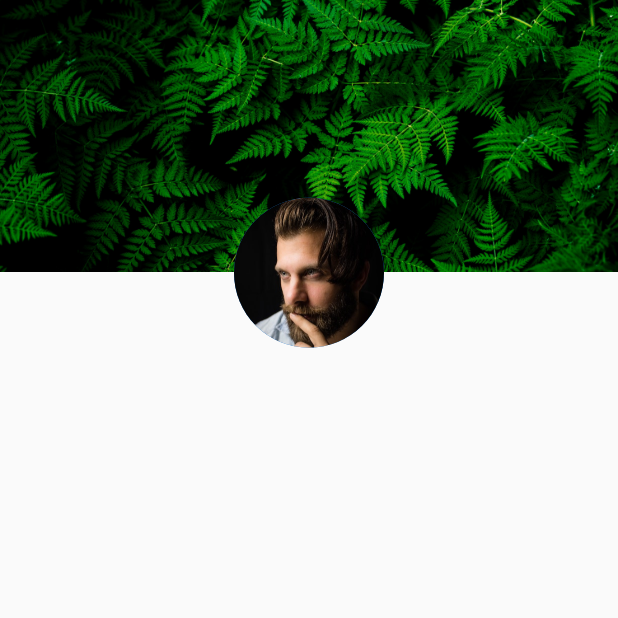
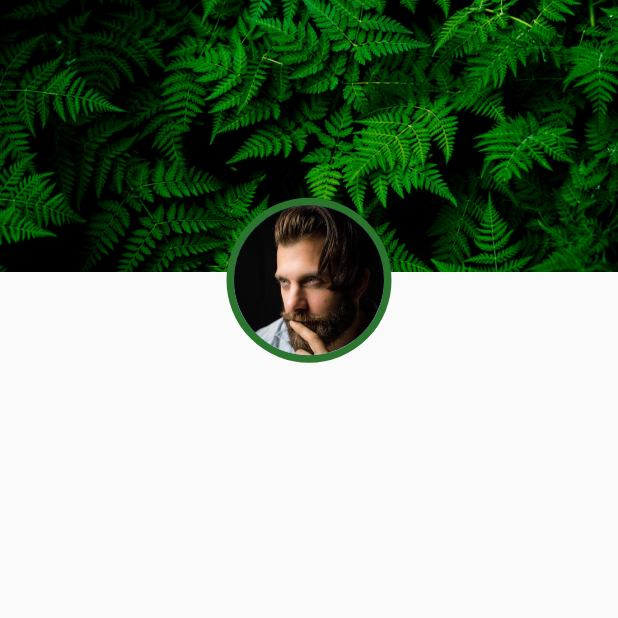
Before and after one commit to emilio-kariuki/ville, a Flutter app: the Accounts screen opened directly, on a phone screen of 412 x 824 dp, the top half of it. Run offline on Flutter 3.47's test engine with Material 2 defaults, Android fonts, the phone set to English and light mode, and no system bars; our stand-ins replace curved_navigation_bar, geolocator, google_fonts, google_maps_flutter, introduction_screen; missing offline and left inert: colorful_safe_area, location_permissions.

Commit message:
February 26, 2022 11:55 PM

```diff
--- a/lib/Screens/accounts.dart
+++ b/lib/Screens/accounts.dart
@@ -36,6 +36,10 @@ class _AccountsState extends State<Accounts> {
             Positioned(
               top: size.height * 0.16,
               child: Container(
+                decoration: BoxDecoration(
+                  shape: BoxShape.circle,
+                  border: Border.all(color: Color.fromARGB(255, 44, 117, 47),width: 5),
+                ),
                 child: CircleAvatar(
                   backgroundImage: AssetImage('assets/images/profile.jpg'),
                   radius: 50,
```
